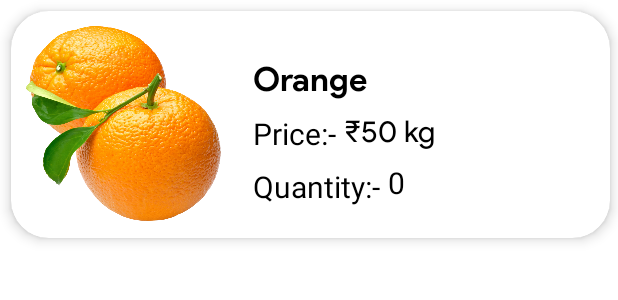
After one commit to deep1409/FruitSelling, an Android app: the layout my_cart.xml on its own in the app's theme, with its tools: preview values and no code run, on a phone screen of 412 x 824 dp. The commit adds this screen. Shown: the top 300 px of the screen. Run offline under Robolectric (Android 15) with nearby library versions, the phone set to English and light mode, and no system bars.

Commit message:
Merge remote-tracking branch 'origin/master'
# Conflicts:
#	app/src/main/AndroidManifest.xml
#	app/src/main/res/layout/activity_home.xml

```diff
--- a/app/src/main/res/layout/activity_cart.xml
+++ b/app/src/main/res/layout/activity_cart.xml
@@ -173,6 +173,7 @@
         android:id="@+id/recyclerview_cart"
         android:layout_width="match_parent"
         android:layout_height="0dp"
+        android:paddingHorizontal="20dp"
         app:layout_constraintBottom_toTopOf="@+id/Place_order_button"
         app:layout_constraintEnd_toEndOf="parent"
         app:layout_constraintHorizontal_bias="0.0"
--- /dev/null
+++ b/app/src/main/res/layout/my_cart.xml
@@ -0,0 +1,113 @@
+<?xml version="1.0" encoding="utf-8"?>
+<com.google.android.material.card.MaterialCardView xmlns:tools="http://schemas.android.com/tools"
+    android:id="@+id/home_cardview"
+    xmlns:android="http://schemas.android.com/apk/res/android"
+    xmlns:app="http://schemas.android.com/apk/res-auto"
+    android:layout_width="match_parent"
+    android:layout_height="wrap_content"
+    android:padding="10sp"
+    android:layout_marginVertical="7sp"
+    android:layout_marginStart="7sp"
+    android:layout_marginEnd="5sp"
+    app:cardCornerRadius="25sp"
+    app:cardElevation="5sp"
+    app:cardBackgroundColor="@color/white"
+    >
+
+    <androidx.constraintlayout.widget.ConstraintLayout
+        android:layout_width="match_parent"
+        android:layout_height="match_parent">
+
+        <ImageView
+            android:id="@+id/list_img"
+            android:layout_width="130sp"
+            android:layout_height="130sp"
+            android:layout_marginLeft="10dp"
+            android:layout_marginTop="10dp"
+            android:gravity="center"
+            android:scaleType="fitXY"
+            android:src="@mipmap/orange"
+            app:layout_constraintStart_toStartOf="parent"
+            app:layout_constraintTop_toTopOf="parent" />
+
+        <TextView
+            android:id="@+id/list_cart_name"
+            android:layout_width="wrap_content"
+            android:layout_height="wrap_content"
+            android:layout_marginTop="32dp"
+            android:fontFamily="@font/product_sans_bold"
+            android:gravity="center"
+            android:text="Orange"
+            android:textColor="@color/black"
+            android:textSize="22sp"
+            app:layout_constraintEnd_toEndOf="parent"
+            app:layout_constraintHorizontal_bias="0.115"
+            app:layout_constraintStart_toEndOf="@+id/list_img"
+            app:layout_constraintTop_toTopOf="parent" />
+
+        <TextView
+            android:id="@+id/price"
+            android:layout_width="wrap_content"
+            android:layout_height="wrap_content"
+            android:layout_marginStart="21dp"
+            android:layout_marginTop="8dp"
+            android:text="Price:-"
+            android:textColor="@color/black"
+            android:textSize="20sp"
+            app:layout_constraintStart_toEndOf="@+id/list_img"
+            app:layout_constraintTop_toBottomOf="@+id/list_cart_name" />
+
+        <TextView
+            android:id="@+id/list_cart_price"
+            android:layout_width="wrap_content"
+            android:layout_height="wrap_content"
+            android:layout_marginStart="5dp"
+            android:layout_marginTop="8dp"
+            android:fontFamily="@font/product_sans_regular"
+            android:gravity="center"
+            android:text="₹50 kg"
+            android:textColor="@color/black"
+            android:textSize="20sp"
+            app:layout_constraintEnd_toEndOf="parent"
+            app:layout_constraintHorizontal_bias="0.0"
+            app:layout_constraintStart_toEndOf="@+id/price"
+            app:layout_constraintTop_toBottomOf="@+id/list_cart_name" />
+
+        <TextView
+            android:id="@+id/quantity_item"
+            android:layout_width="wrap_content"
+            android:layout_height="wrap_content"
+            android:layout_marginStart="21dp"
+            android:layout_marginTop="8dp"
+            android:text="Quantity:-"
+            android:textColor="@color/black"
+            android:textSize="20sp"
+            app:layout_constraintStart_toEndOf="@+id/list_img"
+            app:layout_constraintTop_toBottomOf="@+id/price" />
+
+        <TextView
+            android:id="@+id/quantity"
+            android:layout_width="wrap_content"
+            android:layout_height="wrap_content"
+            android:layout_marginStart="5dp"
+            android:layout_marginTop="8dp"
+            android:text="0"
+            android:textColor="@color/black"
+            android:textSize="20sp"
+            app:layout_constraintStart_toEndOf="@+id/quantity_item"
+            app:layout_constraintTop_toBottomOf="@+id/list_cart_price" />
+
+        <TextView
+            android:layout_width="match_parent"
+            android:layout_height="wrap_content"
+            android:layout_marginTop="8dp"
+            android:textSize="2sp"
+            android:visibility="invisible"
+            app:layout_constraintEnd_toEndOf="parent"
+            app:layout_constraintStart_toStartOf="parent"
+            app:layout_constraintTop_toBottomOf="@+id/list_img" />
+
+    </androidx.constraintlayout.widget.ConstraintLayout>
+
+
+</com.google.android.material.card.MaterialCardView>
```
